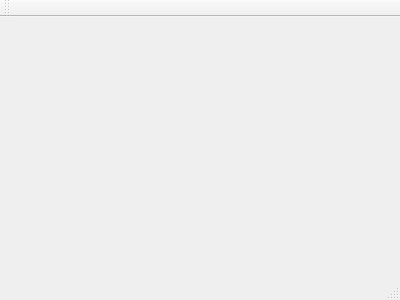
Above: mainwindow.ui from motoyang/GraphicsItem before the change. Below: the same form after it.
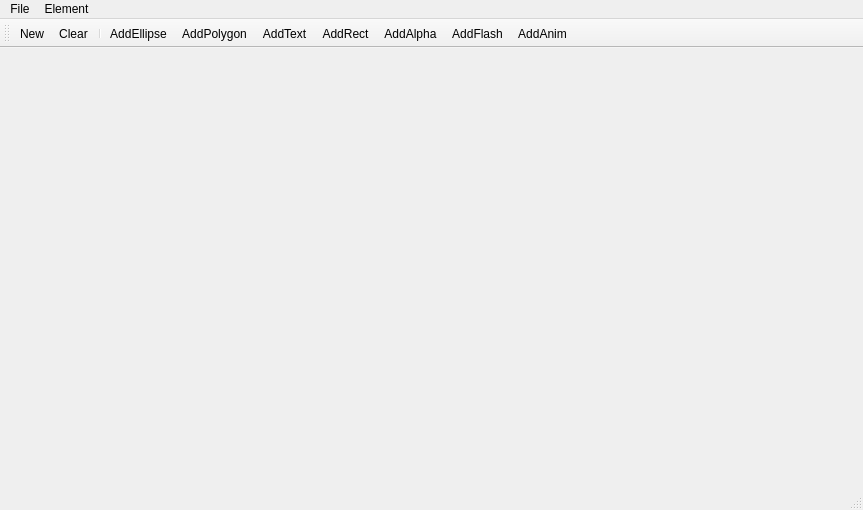
That is the form after the change.

What changed in the file:
```diff
--- a/mainwindow.ui
+++ b/mainwindow.ui
@@ -1,24 +1,137 @@
 <ui version="4.0">
  <class>MainWindow</class>
- <widget class="QMainWindow" name="MainWindow" >
-  <property name="geometry" >
+ <widget class="QMainWindow" name="MainWindow">
+  <property name="geometry">
    <rect>
     <x>0</x>
     <y>0</y>
-    <width>400</width>
-    <height>300</height>
+    <width>863</width>
+    <height>510</height>
    </rect>
   </property>
   <property name="windowTitle" >
    <string>MainWindow</string>
   </property>
-  <widget class="QMenuBar" name="menuBar" />
-  <widget class="QToolBar" name="mainToolBar" />
-  <widget class="QWidget" name="centralWidget" />
-  <widget class="QStatusBar" name="statusBar" />
+  <widget class="QWidget" name="centralWidget"/>
+  <widget class="QMenuBar" name="menuBar">
+   <property name="geometry">
+    <rect>
+     <x>0</x>
+     <y>0</y>
+     <width>863</width>
+     <height>22</height>
+    </rect>
+   </property>
+   <property name="defaultUp">
+    <bool>true</bool>
+   </property>
+   <property name="nativeMenuBar">
+    <bool>true</bool>
+   </property>
+   <widget class="QMenu" name="menuFile">
+    <property name="title">
+     <string>File</string>
+    </property>
+    <addaction name="actionNew"/>
+    <addaction name="actionClear"/>
+    <addaction name="separator"/>
+    <addaction name="actionExit"/>
+   </widget>
+   <widget class="QMenu" name="menuElement">
+    <property name="title">
+     <string>Element</string>
+    </property>
+    <addaction name="actionAddEllipse"/>
+    <addaction name="actionAddPolygon"/>
+    <addaction name="actionAddText"/>
+    <addaction name="actionAddRect"/>
+    <addaction name="actionAddAlpha"/>
+    <addaction name="actionAddFlash"/>
+    <addaction name="actionAddAnim"/>
+   </widget>
+   <addaction name="menuFile"/>
+   <addaction name="menuElement"/>
+  </widget>
+  <widget class="QToolBar" name="mainToolBar">
+   <attribute name="toolBarArea">
+    <enum>TopToolBarArea</enum>
+   </attribute>
+   <attribute name="toolBarBreak">
+    <bool>false</bool>
+   </attribute>
+   <addaction name="actionNew"/>
+   <addaction name="actionClear"/>
+   <addaction name="separator"/>
+   <addaction name="actionAddEllipse"/>
+   <addaction name="actionAddPolygon"/>
+   <addaction name="actionAddText"/>
+   <addaction name="actionAddRect"/>
+   <addaction name="actionAddAlpha"/>
+   <addaction name="actionAddFlash"/>
+   <addaction name="actionAddAnim"/>
+  </widget>
+  <widget class="QStatusBar" name="statusBar"/>
+  <action name="actionNew">
+   <property name="text">
+    <string>New</string>
+   </property>
+   <property name="toolTip">
+    <string>New tooltip</string>
+   </property>
+   <property name="shortcut">
+    <string>Ctrl+N</string>
+   </property>
+  </action>
+  <action name="actionExit">
+   <property name="text">
+    <string>Exit</string>
+   </property>
+   <property name="toolTip">
+    <string>Exit tooltip</string>
+   </property>
+  </action>
+  <action name="actionAddEllipse">
+   <property name="text">
+    <string>AddEllipse</string>
+   </property>
+  </action>
+  <action name="actionAddPolygon">
+   <property name="text">
+    <string>AddPolygon</string>
+   </property>
+  </action>
+  <action name="actionAddText">
+   <property name="text">
+    <string>AddText</string>
+   </property>
+  </action>
+  <action name="actionAddRect">
+   <property name="text">
+    <string>AddRect</string>
+   </property>
+  </action>
+  <action name="actionAddAlpha">
+   <property name="text">
+    <string>AddAlpha</string>
+   </property>
+  </action>
+  <action name="actionClear">
+   <property name="text">
+    <string>Clear</string>
+   </property>
+  </action>
+  <action name="actionAddFlash">
+   <property name="text">
+    <string>AddFlash</string>
+   </property>
+  </action>
+  <action name="actionAddAnim">
+   <property name="text">
+    <string>AddAnim</string>
+   </property>
+  </action>
  </widget>
- <layoutDefault spacing="6" margin="11" />
- <pixmapfunction></pixmapfunction>
+ <layoutdefault spacing="6" margin="11"/>
  <resources/>
  <connections/>
 </ui>
```
Left out of the diff: 8 changed lines with no effect on the pictures.
